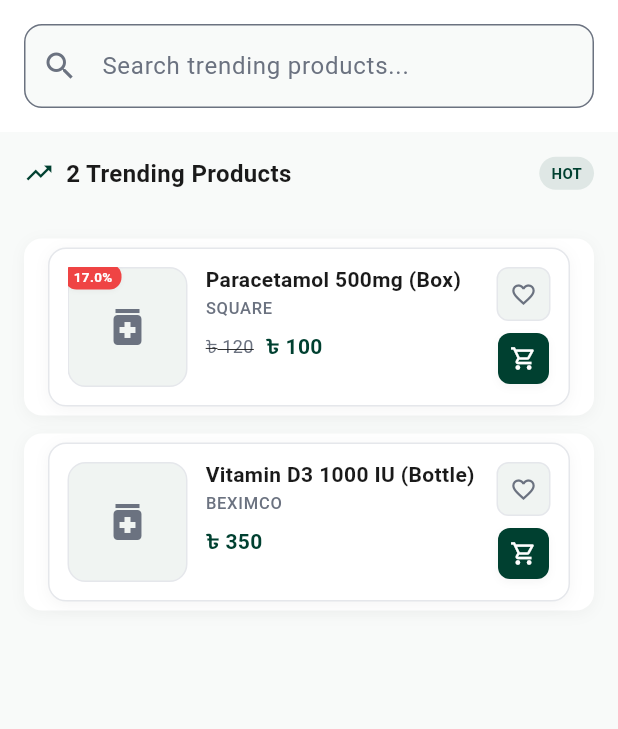
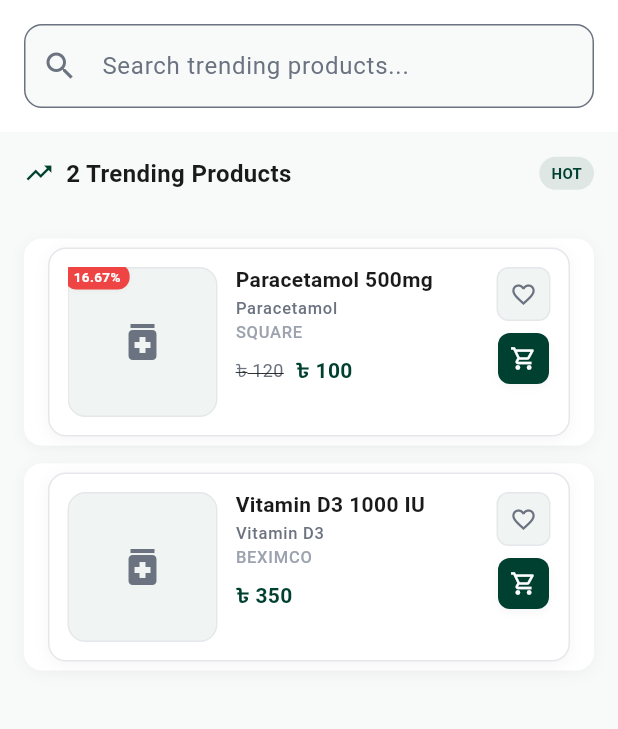
Before and after one commit to mahdi-islam-pranto/medicineMart, a Flutter app: the TrendingProductsPage screen opened directly, after a tap on the "list" icon, on a phone screen of 412 x 824 dp, the part 84-813 px from its top. Run offline on Flutter 3.47's test engine with Material 3 defaults, Android fonts, the phone set to English and light mode, and no system bars; our stand-ins replace equatable, flutter_bloc, image_picker, shared_preferences; accounts and stored records are empty; network calls fail.

Commit message:
all product list API response change -> price, generic_name, discount percentage + made medicine image size bigger

```diff
--- a/lib/bloc/cubits/medicine_cubit.dart
+++ b/lib/bloc/cubits/medicine_cubit.dart
@@ -193,6 +193,7 @@ class MedicineCubit extends Cubit<MedicineState> {
       const Medicine(
         id: '1',
         name: 'Tablet- Acipro',
+        genericName: 'Acetaminophen',
         quantity: 'Box',
         brand: 'Square',
         regularPrice: 500.00,
@@ -206,6 +207,7 @@ class MedicineCubit extends Cubit<MedicineState> {
       const Medicine(
         id: '2',
         name: 'Tablet- Amox',
+        genericName: 'Amoxicillin',
         quantity: 'Box',
         brand: 'Square',
         regularPrice: 630.00,
@@ -218,6 +220,7 @@ class MedicineCubit extends Cubit<MedicineState> {
       const Medicine(
         id: '3',
         name: 'Syrup- Asthalin',
+        genericName: 'Cetirizine',
         quantity: 'Bottle',
         brand: 'Renata',
         regularPrice: 360.00,
@@ -231,6 +234,7 @@ class MedicineCubit extends Cubit<MedicineState> {
       const Medicine(
         id: '4',
         name: 'Capsule- Amoxicillin',
+        genericName: 'Omeprazole',
         quantity: 'Strip',
         brand: 'Beximco',
         regularPrice: 600.00,
@@ -243,6 +247,7 @@ class MedicineCubit extends Cubit<MedicineState> {
       const Medicine(
         id: '5',
         name: 'Tablet- Napa',
+        genericName: 'Paracetamol',
         quantity: 'Box',
         brand: 'Beximco',
         regularPrice: 50.00,
@@ -254,6 +259,7 @@ class MedicineCubit extends Cubit<MedicineState> {
       const Medicine(
         id: '6',
         name: 'Syrup- Reneta-B',
+        genericName: 'Vitamin B Complex',
         quantity: 'Bottle',
         brand: 'Renata',
         regularPrice: 630.00,
@@ -267,6 +273,7 @@ class MedicineCubit extends Cubit<MedicineState> {
       const Medicine(
         id: '7',
         name: 'Tablet- Vitamin D3',
+        genericName: 'Vitamin D3',
         quantity: 'Bottle',
         brand: 'HealthKart',
         regularPrice: 1250.00,
@@ -279,6 +286,7 @@ class MedicineCubit extends Cubit<MedicineState> {
       const Medicine(
         id: '8',
         name: 'Tablet- Ace',
+        genericName: 'Enalapril',
         quantity: 'Box',
         brand: 'Square',
         regularPrice: 410.00,
--- a/lib/models/medicine.dart
+++ b/lib/models/medicine.dart
@@ -4,6 +4,7 @@ import 'package:equatable/equatable.dart';
 class Medicine extends Equatable {
   final String id;
   final String name;
+  final String genericName;
   final String quantity;
   final String brand;
   final double regularPrice;
@@ -13,10 +14,15 @@ class Medicine extends Equatable {
   final bool requiresPrescription;
   final List<int> quantityOptions;
   final String? productTag;
+  final bool allowCustomQuantity;
+  final int maxCustomQuantity;
+  final String?
+      apiDiscountPercentage; // Store the actual API discount percentage
 
   const Medicine({
     required this.id,
     required this.name,
+    required this.genericName,
     required this.quantity,
     required this.brand,
     required this.regularPrice,
@@ -26,12 +32,38 @@ class Medicine extends Equatable {
     this.requiresPrescription = false,
     this.quantityOptions = const [1, 2, 3, 4, 5, 6, 7, 8, 9, 10],
     this.productTag,
+    this.allowCustomQuantity = false,
+    this.maxCustomQuantity = 50,
+    this.apiDiscountPercentage,
   });
 
-  /// Calculate discount percentage
-  int get discountPercentage {
-    if (discountPrice == null) return 0;
-    return ((regularPrice - discountPrice!) / regularPrice * 100).round();
+  /// Get discount percentage (from API if available, otherwise calculated)
+  double get discountPercentage {
+    // Use API discount percentage if available
+    if (apiDiscountPercentage != null && apiDiscountPercentage!.isNotEmpty) {
+      // Parse the API percentage string (e.g., "51.81%" -> 51.81)
+      final percentageStr = apiDiscountPercentage!.replaceAll('%', '');
+      final apiPercentage = double.tryParse(percentageStr);
+      if (apiPercentage != null &&
+          !apiPercentage.isNaN &&
+          !apiPercentage.isInfinite) {
+        return apiPercentage;
+      }
+    }
+
+    // Fallback to calculated percentage
+    if (discountPrice == null) return 0.0;
+    if (regularPrice <= 0) return 0.0; // Prevent division by zero
+    if (discountPrice! >= regularPrice) {
+      return 0.0; // No discount if discount price is higher or equal
+    }
+
+    final percentage = ((regularPrice - discountPrice!) / regularPrice * 100);
+
+    // Check for invalid results (NaN, Infinity)
+    if (percentage.isNaN || percentage.isInfinite) return 0.0;
+
+    return percentage;
   }
 
   /// Get effective price (discount price if available, otherwise regular price)
@@ -45,6 +77,7 @@ class Medicine extends Equatable {
   Medicine copyWith({
     String? id,
     String? name,
+    String? genericName,
     String? quantity,
     String? brand,
     double? regularPrice,
@@ -53,10 +86,15 @@ class Medicine extends Equatable {
     String? description,
     bool? requiresPrescription,
     List<int>? quantityOptions,
+    String? productTag,
+    bool? allowCustomQuantity,
+    int? maxCustomQuantity,
+    String? apiDiscountPercentage,
   }) {
     return Medicine(
       id: id ?? this.id,
       name: name ?? this.name,
+      genericName: genericName ?? this.genericName,
       quantity: quantity ?? this.quantity,
       brand: brand ?? this.brand,
       regularPrice: regularPrice ?? this.regularPrice,
@@ -65,6 +103,11 @@ class Medicine extends Equatable {
       description: description ?? this.description,
       requiresPrescription: requiresPrescription ?? this.requiresPrescription,
       quantityOptions: quantityOptions ?? this.quantityOptions,
+      productTag: productTag ?? this.productTag,
+      allowCustomQuantity: allowCustomQuantity ?? this.allowCustomQuantity,
+      maxCustomQuantity: maxCustomQuantity ?? this.maxCustomQuantity,
+      apiDiscountPercentage:
+          apiDiscountPercentage ?? this.apiDiscountPercentage,
     );
   }
 
@@ -73,6 +116,7 @@ class Medicine extends Equatable {
     return {
       'id': id,
       'name': name,
+      'generic_name': genericName,
       'quantity': quantity,
       'brand': brand,
       'regularPrice': regularPrice,
@@ -81,6 +125,10 @@ class Medicine extends Equatable {
       'description': description,
       'requiresPrescription': requiresPrescription,
       'quantityOptions': quantityOptions,
+      'productTag': productTag,
+      'allowCustomQuantity': allowCustomQuantity,
+      'maxCustomQuantity': maxCustomQuantity,
+      'apiDiscountPercentage': apiDiscountPercentage,
     };
   }
 
@@ -89,6 +137,7 @@ class Medicine extends Equatable {
     return Medicine(
       id: json['id'] as String,
       name: json['name'] as String,
+      genericName: json['generic_name'] as String,
       quantity: json['quantity'] as String,
       brand: json['brand'] as String,
       regularPrice: (json['regularPrice'] as num).toDouble(),
@@ -102,7 +151,20 @@ class Medicine extends Equatable {
           ? List<int>.from(json['quantityOptions'] as List)
           : const [1, 2, 3, 4, 5, 6, 7, 8, 9, 10],
       productTag: json['productTag'] as String?,
+      allowCustomQuantity: json['allowCustomQuantity'] as bool? ?? false,
+      maxCustomQuantity: json['maxCustomQuantity'] as int? ?? 50,
+      apiDiscountPercentage: json['apiDiscountPercentage'] as String?,
     );
+  }
+
+  /// Helper method to parse price from string or number
+  static double _parsePrice(dynamic price) {
+    if (price == null) return 0.0;
+    if (price is num) return price.toDouble();
+    if (price is String) {
+      return double.tryParse(price) ?? 0.0;
+    }
+    return 0.0;
   }
 
   /// Create from API JSON response
@@ -117,12 +179,13 @@ class Medicine extends Equatable {
     return Medicine(
       id: json['id'].toString(),
       name: json['name'] as String? ?? '',
+      genericName: json['generic_name'] as String? ?? '',
       quantity: json['productType'] as String? ??
           'Strip', // Use productType as quantity
       brand: json['manufacturer'] as String? ?? 'Unknown Brand',
-      regularPrice: (json['regularPrice'] as num?)?.toDouble() ?? 0.0,
+      regularPrice: _parsePrice(json['regularPrice']),
       discountPrice: json['discountPrice'] != null
-          ? (json['discountPrice'] as num).toDouble()
+          ? _parsePrice(json['discountPrice'])
           : null,
       imageUrl: imageUrl,
       description:
@@ -132,6 +195,10 @@ class Medicine extends Equatable {
           ? List<int>.from(json['quantityOptions'] as List)
           : const [1, 2, 3, 4, 5, 6, 7, 8, 9, 10],
       productTag: json['productTag'] as String?,
+      allowCustomQuantity: json['allowCustomQuantity'] as bool? ?? false,
+      maxCustomQuantity: json['maxCustomQuantity'] as int? ?? 50,
+      apiDiscountPercentage: json['discountPersentage']
+          as String?, // Note: API has typo "Persentage"
     );
   }
 
@@ -139,6 +206,7 @@ class Medicine extends Equatable {
   List<Object?> get props => [
         id,
         name,
+        genericName,
         quantity,
         brand,
         regularPrice,
@@ -148,10 +216,13 @@ class Medicine extends Equatable {
         requiresPrescription,
         quantityOptions,
         productTag,
+        allowCustomQuantity,
+        maxCustomQuantity,
+        apiDiscountPercentage,
       ];
 
   @override
   String toString() {
-    return 'Medicine(id: $id, name: $name, brand: $brand, price: $effectivePrice)';
+    return 'Medicine(id: $id, name: $name, genericName: $genericName, brand: $brand, price: $effectivePrice)';
   }
 }
--- a/lib/screens/drawer_pages/trending_products_page.dart
+++ b/lib/screens/drawer_pages/trending_products_page.dart
@@ -462,6 +462,7 @@ class _TrendingProductsPageState extends State<TrendingProductsPage> {
       const Medicine(
         id: 't1',
         name: 'Paracetamol 500mg',
+        genericName: 'Paracetamol',
         quantity: 'Box',
         brand: 'Square',
         regularPrice: 120.0,
@@ -472,6 +473,7 @@ class _TrendingProductsPageState extends State<TrendingProductsPage> {
       const Medicine(
         id: 't2',
         name: 'Vitamin D3 1000 IU',
+        genericName: 'Vitamin D3',
         quantity: 'Bottle',
         brand: 'Beximco',
         regularPrice: 350.0,
--- a/lib/screens/favorites_page.dart
+++ b/lib/screens/favorites_page.dart
@@ -351,6 +351,7 @@ class _FavoritesPageState extends State<FavoritesPage> {
     final medicine = Medicine(
       id: item.id,
       name: item.name,
+      genericName: item.genericName,
       quantity: item.quantity,
       brand: item.brand,
       regularPrice: item.originalPrice,
--- a/lib/widgets/medicine_card.dart
+++ b/lib/widgets/medicine_card.dart
@@ -43,7 +43,7 @@ class _MedicineCardState extends State<MedicineCard> {
     // Calculate responsive values
     final cardPadding = 12.0;
     final borderRadius = 12.0;
-    final imageSize = 80.0;
+    final imageSize = 100.0;
 
     return Container(
       margin: const EdgeInsets.symmetric(horizontal: 16, vertical: 6),
@@ -136,7 +136,7 @@ class _MedicineCardState extends State<MedicineCard> {
                 ],
               ),
               child: Text(
-                '${widget.medicine.discountPercentage.toStringAsFixed(1)}%',
+                '${widget.medicine.discountPercentage.toStringAsFixed(2)}%',
                 style: const TextStyle(
                   color: AppColors.textOnPrimary,
                   fontSize: 9,
@@ -167,7 +167,7 @@ class _MedicineCardState extends State<MedicineCard> {
       children: [
         // Medicine name with type/form
         Text(
-          '${widget.medicine.name} (${widget.medicine.quantity})',
+          '${widget.medicine.name}',
           style: const TextStyle(
             color: AppColors.textPrimary,
             fontSize: 14,
@@ -180,11 +180,24 @@ class _MedicineCardState extends State<MedicineCard> {
 
         const SizedBox(height: 2),
 
+        // Generic name
+        Text(
+          widget.medicine.genericName,
+          style: const TextStyle(
+            color: AppColors.textSecondary,
+            fontSize: 11,
+            fontWeight: FontWeight.w500,
+            letterSpacing: 0.5,
+          ),
+          maxLines: 1,
+          overflow: TextOverflow.ellipsis,
+        ),
+
         // Brand name
         Text(
           widget.medicine.brand.toUpperCase(),
           style: const TextStyle(
-            color: AppColors.textSecondary,
+            color: AppColors.textTertiary,
             fontSize: 11,
             fontWeight: FontWeight.w500,
             letterSpacing: 0.5,
```
Also changed, not shown: lib/models/cart_item.dart (+8 -1 lines), lib/models/cart_list_models.dart (+9 -2 lines), lib/models/favorite_item.dart (+24 -9 lines).
